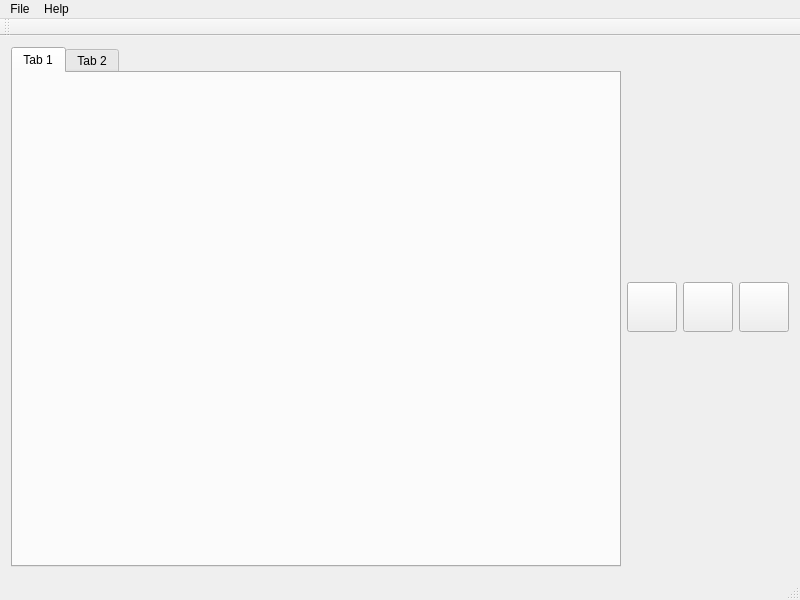
The window that mainwindow.ui (Etersoft/vargus-viewer) describes before a commit, drawn with Qt 5.
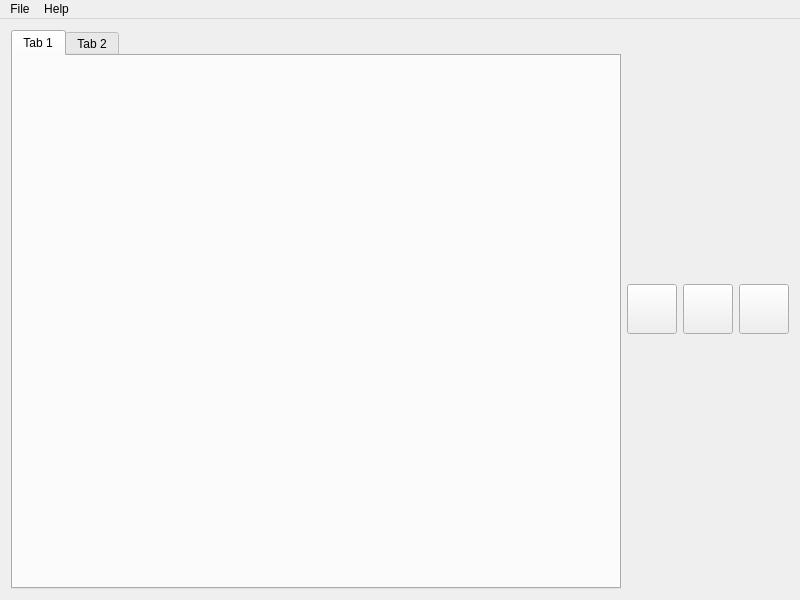
The same window after the commit.

Commit message: ToolBar and StatusBar deleted

Diff of the .ui file:
```diff
--- a/mainwindow.ui
+++ b/mainwindow.ui
@@ -172,15 +172,6 @@
    <addaction name="menu"/>
    <addaction name="menu_2"/>
   </widget>
-  <widget class="QToolBar" name="mainToolBar">
-   <attribute name="toolBarArea">
-    <enum>TopToolBarArea</enum>
-   </attribute>
-   <attribute name="toolBarBreak">
-    <bool>false</bool>
-   </attribute>
-  </widget>
-  <widget class="QStatusBar" name="statusBar"/>
   <action name="actionAbout">
    <property name="text">
     <string>About</string>
```
